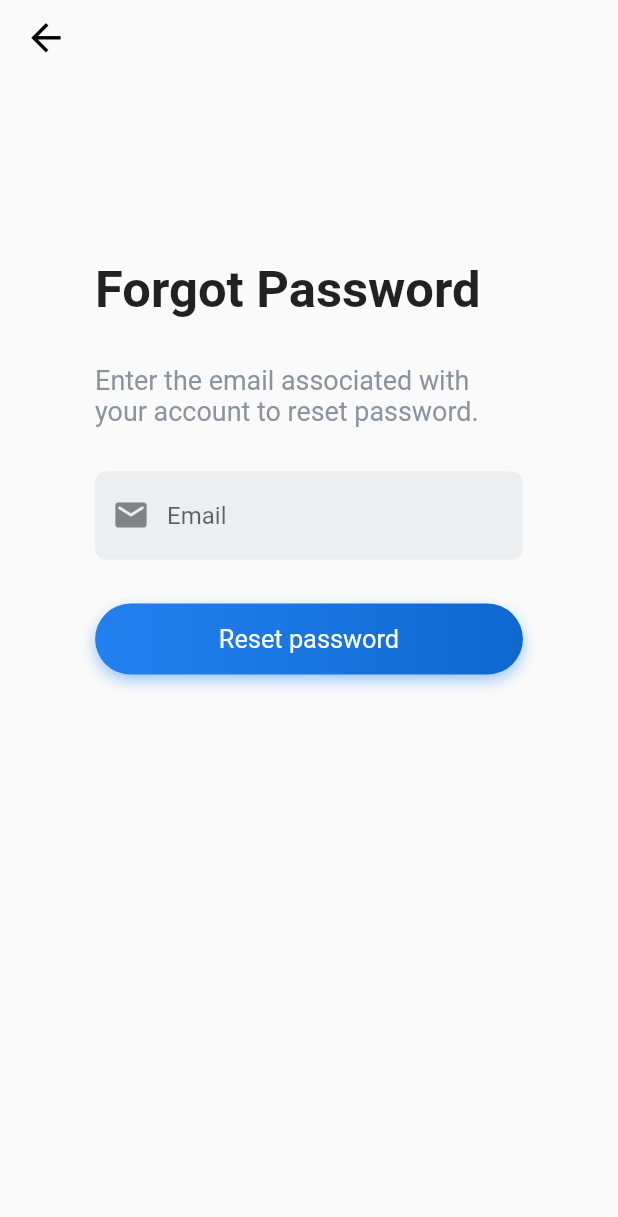
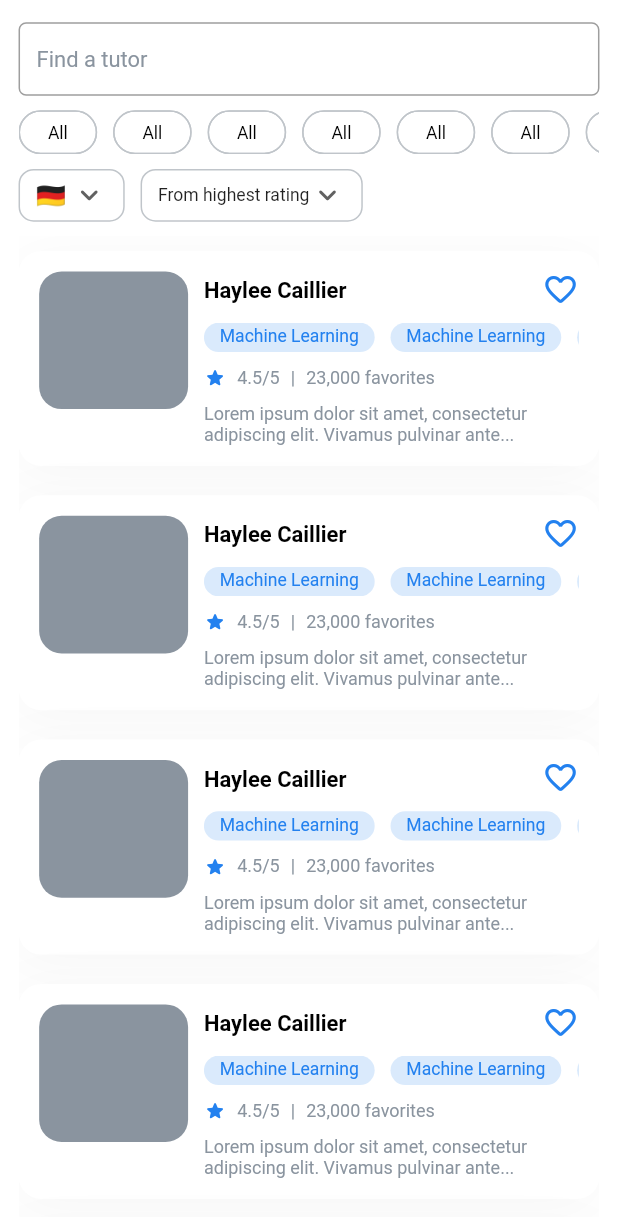
Before and after one commit to coderof19clc7/MobileApplicationProgrammingAdvance, a Flutter app: the screen it shows after launch, on a phone screen of 412 x 824 dp. Shown: the top 1217 px of the screen. Run offline on Flutter 3.47's test engine with Material 2 defaults, Android fonts, the phone set to English and light mode, and no system bars; our stand-ins replace flutter_svg.

Commit message:
add tutors screen

```diff
--- a/lib/l10n/intl_en.arb
+++ b/lib/l10n/intl_en.arb
@@ -12,5 +12,11 @@
   "signUp": "Sign Up",
   "signUpTitle": "Create your account",
   "resetPassword": "Reset password",
-  "resetPasswordRequirement": "Enter the email associated with your account to reset password."
+  "resetPasswordRequirement": "Enter the email associated with your account to reset password.",
+  "sortRatingFromHighest": "from highest rating",
+  "sortRatingFromLowest": "from lowest rating",
+  "sortFavoriteFromHighest": "from most favorited",
+  "sortFavoriteFromLowest": "from least favorited",
+  "searchHintTutor": "Find a tutor",
+  "all": "all"
 }
--- a/lib/l10n/intl_vi.arb
+++ b/lib/l10n/intl_vi.arb
@@ -12,5 +12,11 @@
   "signUp": "Đăng ký",
   "signUpTitle": "Tạo tài khoản",
   "resetPassword": "Đặt lại mật khẩu",
-  "resetPasswordRequirement": "Điền email ứng với tài khoản muốn đặt lại mật khẩu."
+  "resetPasswordRequirement": "Điền email ứng với tài khoản muốn đặt lại mật khẩu.",
+  "sortRatingFromHighest": "từ đánh giá cao",
+  "sortRatingFromLowest": "từ đánh giá thấp",
+  "sortFavoriteFromHighest": "nhiều lượt thích nhất",
+  "sortFavoriteFromLowest": "ít lượt thích nhất",
+  "searchHintTutor": "Tìm gia sư",
+  "all": "tất cả"
 }
--- a/lib/main.dart
+++ b/lib/main.dart
@@ -1,10 +1,7 @@
 import 'package:flutter/material.dart';
 import 'package:flutter_localizations/flutter_localizations.dart';
 import 'package:one_one_learn/generated/l10n.dart';
-import 'package:one_one_learn/presentations/screens/forgot_password_screen/forgot_password_screen.dart';
-import 'package:one_one_learn/presentations/screens/login_screen/login_screen.dart';
-import 'package:one_one_learn/presentations/screens/on_boarding_screen/on_boarding_screen.dart';
-import 'package:one_one_learn/presentations/screens/sign_up_screen/sign_up_screen.dart';
+import 'package:one_one_learn/presentations/screens/tutors_screen/tutors_screen.dart';
 
 void main() {
   runApp(const MyApp());
@@ -27,7 +24,7 @@ class MyApp extends StatelessWidget {
         GlobalCupertinoLocalizations.delegate,
       ],
       supportedLocales: S.delegate.supportedLocales,
-      home: const ForgotPasswordScreen(),
+      home: const TutorsScreen(),
     );
   }
 }
--- /dev/null
+++ b/lib/presentations/screens/tutors_screen/tutors_screen.dart
@@ -0,0 +1,376 @@
+import 'package:flutter/material.dart';
+import 'package:intl/intl.dart';
+import 'package:one_one_learn/configs/constants/colors.dart';
+import 'package:one_one_learn/configs/constants/dimens.dart';
+import 'package:one_one_learn/generated/l10n.dart';
+import 'package:one_one_learn/utils/ui_helper.dart';
+
+class TutorsScreen extends StatelessWidget {
+  const TutorsScreen({super.key});
+
+  @override
+  Widget build(BuildContext context) {
+    return GestureDetector(
+      onTap: () {
+        UIHelper.hideKeyboard(context);
+      },
+      child: Scaffold(
+        appBar: AppBar(
+          backgroundColor: AppColors.transparent,
+          shadowColor: AppColors.transparent,
+          bottom: PreferredSize(
+            preferredSize: Size.fromHeight(
+              Dimens.getProportionalScreenHeight(context, 8),
+            ),
+            child: Padding(
+              padding: EdgeInsets.symmetric(
+                horizontal: Dimens.getScreenWidth(context) * 0.03,
+              ),
+              child: TextField(
+                style: TextStyle(
+                  color: AppColors.black,
+                  fontSize: Dimens.getProportionalScreenHeight(context, 15),
+                ),
+                decoration: InputDecoration(
+                  hintText: S.current.searchHintTutor,
+                  hintStyle: TextStyle(
+                    color: AppColors.neutralBlue500,
+                    fontSize: Dimens.getProportionalScreenHeight(context, 15),
+                  ),
+                  isDense: true,
+                  border: OutlineInputBorder(
+                    borderSide: BorderSide(
+                      color: AppColors.grey,
+                    ),
+                    borderRadius: BorderRadius.circular(5),
+                  ),
+                ),
+              ),
+            ),
+          ),
+        ),
+        backgroundColor: AppColors.white,
+        body: Container(
+          padding: EdgeInsets.symmetric(
+            horizontal: Dimens.getScreenWidth(context) * 0.03,
+          ),
+          width: Dimens.getScreenWidth(context),
+          height: Dimens.getScreenHeight(context),
+          child: Column(
+            mainAxisSize: MainAxisSize.min,
+            mainAxisAlignment: MainAxisAlignment.center,
+            children: [
+              SizedBox(height: Dimens.getProportionalScreenHeight(context, 10)),
+              // category filters
+              SizedBox(
+                height: Dimens.getProportionalScreenHeight(context, 30),
+                child: ListView.builder(
+                  scrollDirection: Axis.horizontal,
+                  itemCount: 15,
+                  itemBuilder: (context, index) {
+                    const temp = false;
+                    // category filter
+                    return Padding(
+                      padding: EdgeInsets.only(
+                        right: Dimens.getProportionalScreenWidth(context, 10),
+                      ),
+                      child: ChoiceChip(
+                        label: Text(toBeginningOfSentenceCase(S.current.all)!),
+                        selected: temp,
+                        onSelected: (value) {
+                          // update state
+                        },
+                        padding: EdgeInsets.symmetric(
+                          horizontal:
+                              Dimens.getProportionalScreenWidth(context, 10),
+                        ),
+                        visualDensity: VisualDensity.compact,
+                        shape: StadiumBorder(
+                          side: BorderSide(color: AppColors.grey),
+                        ),
+                        backgroundColor: AppColors.white,
+                        selectedColor: AppColors.primaryBlue400,
+                        labelStyle: TextStyle(
+                          color: AppColors
+                              .black, // listen to state to change color
+                          fontSize:
+                              Dimens.getProportionalScreenHeight(context, 12),
+                          fontWeight: FontWeight.w400,
+                        ),
+                      ),
+                    );
+                  },
+                ),
+              ),
+              SizedBox(height: Dimens.getProportionalScreenHeight(context, 10)),
+              Row(
+                children: [
+                  // nationality filter
+                  Container(
+                    decoration: BoxDecoration(
+                      borderRadius: BorderRadius.circular(10),
+                      border: Border.all(
+                        color: AppColors.grey,
+                      ),
+                    ),
+                    padding: EdgeInsets.symmetric(
+                      horizontal:
+                          Dimens.getProportionalScreenWidth(context, 10),
+                    ),
+                    height: Dimens.getProportionalScreenHeight(context, 36),
+                    width: Dimens.getProportionalScreenWidth(context, 67),
+                    child: DropdownButton<String>(
+                      icon: const Icon(Icons.keyboard_arrow_down_rounded),
+                      isExpanded: true,
+                      alignment: Alignment.center,
+                      items: const [
+                        DropdownMenuItem(
+                          child: Text('\u{1F1E9}\u{1F1EA}'),
+                        ),
+                      ],
+                      onChanged: (value) {},
+                      underline: const SizedBox.shrink(),
+                    ),
+                  ),
+                  SizedBox(
+                      width: Dimens.getProportionalScreenWidth(context, 10)),
+                  // sort
+                  Container(
+                    decoration: BoxDecoration(
+                      borderRadius: BorderRadius.circular(10),
+                      border: Border.all(
+                        color: AppColors.grey,
+                      ),
+                    ),
+                    padding: EdgeInsets.symmetric(
+                      horizontal:
+                          Dimens.getProportionalScreenWidth(context, 10),
+                    ),
+                    height: Dimens.getProportionalScreenHeight(context, 36),
+                    child: DropdownButton<int>(
+                      icon: const Icon(Icons.keyboard_arrow_down_rounded),
+                      alignment: Alignment.center,
+                      items: [
+                        DropdownMenuItem(
+                          child: Text(
+                            toBeginningOfSentenceCase(
+                                S.current.sortRatingFromHighest)!,
+                            style: TextStyle(
+                              fontSize: Dimens.getProportionalScreenHeight(
+                                  context, 12),
+                            ),
+                          ),
+                        ),
+                      ],
+                      onChanged: (value) {},
+                      underline: const SizedBox.shrink(),
+                    ),
+                  ),
+                ],
+              ),
+              SizedBox(height: Dimens.getProportionalScreenHeight(context, 10)),
+              // tutor list
+              Expanded(
+                child: ListView.builder(
+                  shrinkWrap: true,
+                  itemCount: 10,
+                  itemBuilder: (context, index) {
+                    // tutor card
+                    return Padding(
+                      padding: EdgeInsets.symmetric(
+                          vertical:
+                              Dimens.getProportionalScreenHeight(context, 10)),
+                      child: Container(
+                        width: Dimens.getScreenWidth(context) * 0.92,
+                        decoration: BoxDecoration(
+                          borderRadius: BorderRadius.circular(15),
+                          boxShadow: const [
+                            BoxShadow(
+                              color: Color.fromARGB(8, 0, 0, 0),
+                              blurRadius: 30,
+                              offset: Offset(-2, 5),
+                            )
+                          ],
+                          color: AppColors.white,
+                        ),
+                        padding: EdgeInsets.symmetric(
+                          horizontal:
+                              Dimens.getProportionalScreenWidth(context, 13),
+                          vertical:
+                              Dimens.getProportionalScreenHeight(context, 14),
+                        ),
+                        child: Row(
+                          crossAxisAlignment: CrossAxisAlignment.start,
+                          children: [
+                            // image
+                            Container(
+                              width: Dimens.getProportionalScreenWidth(
+                                  context, 94),
+                              height: Dimens.getProportionalScreenHeight(
+                                  context, 94),
+                              decoration: BoxDecoration(
+                                borderRadius: BorderRadius.circular(15),
+                                color: AppColors.neutralBlue500,
+                              ),
+                            ),
+                            SizedBox(
+                                width: Dimens.getProportionalScreenWidth(
+                                    context, 10)),
+                            // tutor information
+                            Expanded(
+                              child: Column(
+                                crossAxisAlignment: CrossAxisAlignment.start,
+                                children: [
+                                  // name & favorite
+                                  Row(
+                                    mainAxisAlignment:
+                                        MainAxisAlignment.spaceBetween,
+                                    children: [
+                                      Text(
+                                        'Haylee Caillier',
+                                        style: TextStyle(
+                                          color: AppColors.black,
+                                          fontSize: Dimens
+                                              .getProportionalScreenHeight(
+                                                  context, 15),
+                                          fontWeight: FontWeight.w700,
+                                        ),
+                                      ),
+                                      InkWell(
+                                        onTap: () {},
+                                        child: Icon(
+                                          Icons.favorite_outline_rounded,
+                                          color: AppColors.primaryBlue400,
+                                          size: Dimens
+                                              .getProportionalScreenHeight(
+                                                  context, 25),
+                                        ),
+                                      ),
+                                    ],
+                                  ),
+                                  SizedBox(
+                                      height:
+                                          Dimens.getProportionalScreenHeight(
+                                              context, 10)),
+                                  // categories
+                                  SizedBox(
+                                    height: Dimens.getProportionalScreenHeight(
+                                        context, 20),
+                                    child: ListView.builder(
+                                      scrollDirection: Axis.horizontal,
+                                      itemCount: 8,
+                                      itemBuilder: (context, index) {
+                                        // category
+                                        return Padding(
+                                          padding: EdgeInsets.only(
+                                            right: Dimens
+                                                .getProportionalScreenWidth(
+                                                    context, 10),
+                                          ),
+                                          child: Container(
+                                            decoration: BoxDecoration(
+                                              borderRadius:
+                                                  BorderRadius.circular(15),
+                                              color: AppColors.primaryBlue200,
+                                            ),
+                                            padding: EdgeInsets.symmetric(
+                                              horizontal: Dimens
+                                                  .getProportionalScreenWidth(
+                                                      context, 10),
+                                              vertical: Dimens
+                                                  .getProportionalScreenHeight(
+                                                      context, 2),
+                                            ),
+                                            child: Text(
+                                              'Machine Learning',
+                                              textAlign: TextAlign.center,
+                                              style: TextStyle(
+                                                color: AppColors.primaryBlue400,
+                                                fontSize: Dimens
+                                                    .getProportionalScreenHeight(
+                                                        context, 12),
+                                              ),
+                                            ),
+                                          ),
+                                        );
+                                      },
+                                    ),
+                                  ),
+                                  SizedBox(
+                                      height:
+                                          Dimens.getProportionalScreenHeight(
+                                              context, 10)),
+                                  // extra information
+                                  Row(
+                                    mainAxisSize: MainAxisSize.min,
+                                    children: [
+                                      Icon(
+                                        Icons.star_rounded,
+                                        size: Dimens.getProportionalScreenWidth(
+                                            context, 14),
+                                        color: AppColors.primaryBlue400,
+                                      ),
+                                      SizedBox(
+                                          width:
+                                              Dimens.getProportionalScreenWidth(
+                                                  context, 7)),
+                                      Text(
+                                        '4.5/5',
+                                        style: TextStyle(
+                                          color: AppColors.neutralBlue500,
+                                          fontSize: 12,
+                                        ),
+                                      ),
+                                      SizedBox(
+                                          width:
+                                              Dimens.getProportionalScreenWidth(
+                                                  context, 7)),
+                                      Text(
+                                        '|',
+                                        style: TextStyle(
+                                          color: AppColors.neutralBlue500,
+                                          fontSize: 12,
+                                        ),
+                                      ),
+                                      SizedBox(
+                                          width:
+                                              Dimens.getProportionalScreenWidth(
+                                                  context, 7)),
+                                      Text(
+                                        '23,000 favorites',
+                                        style: TextStyle(
+                                          color: AppColors.neutralBlue500,
+                                          fontSize: 12,
+                                        ),
+                                      ),
+                                    ],
+                                  ),
+                                  SizedBox(
+                                      height:
+                                          Dimens.getProportionalScreenHeight(
+                                              context, 10)),
+                                  // description
+                                  Text(
+                                    'Lorem ipsum dolor sit amet, consectetur\nadipiscing elit. Vivamus pulvinar ante...',
+                                    style: TextStyle(
+                                      color: AppColors.neutralBlue500,
+                                      fontSize: 12,
+                                    ),
+                                  ),
+                                ],
+                              ),
+                            )
+                          ],
+                        ),
+                      ),
+                    );
+                  },
+                ),
+              ),
+            ],
+          ),
+        ),
+      ),
+    );
+  }
+}
```
Also changed, not shown: lib/generated/intl/messages_en.dart, lib/generated/intl/messages_vi.dart, lib/generated/l10n.dart.
